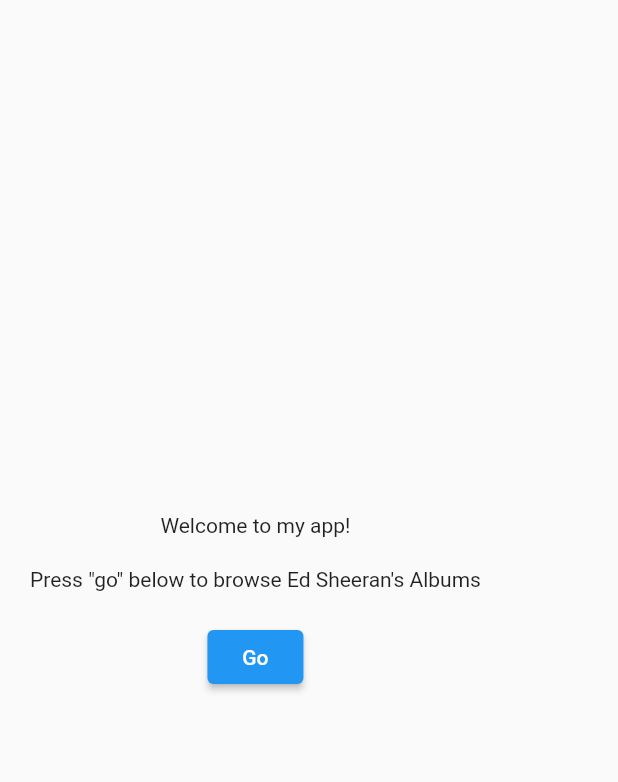
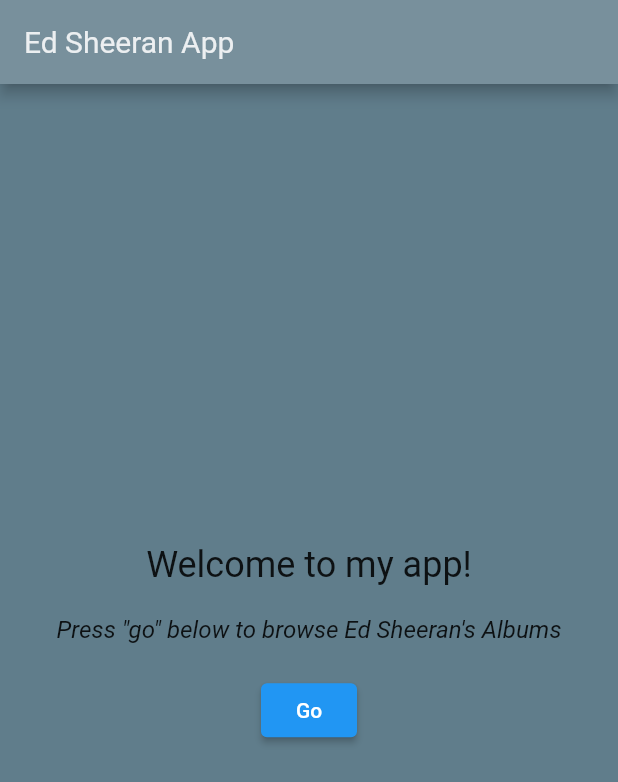
Before and after one commit to brettlaws/sheeran, a Flutter app: the screen it shows after launch, on a phone screen of 412 x 824 dp. Shown: the top 782 px of the screen. Run offline on Flutter 3.47's test engine with Material 2 defaults, Android fonts, the light colour scheme and no system bars; our stand-ins replace dio, shared_preferences.

Commit message:
Finishing UI touches

```diff
--- a/lib/main.dart
+++ b/lib/main.dart
@@ -1,6 +1,6 @@
 import 'package:flutter/material.dart';
 import 'package:sheeran/config.dart';
-import 'package:sheeran/mock/test_factory.dart';
+import 'package:sheeran/production_factory.dart';
 
 import 'ui/home.dart';
 
@@ -13,7 +13,7 @@
 
   @override
   Widget build(BuildContext context) {
-    setFactory(IntegrationTestFactory());
+    setFactory(ProductionFactory());
     return MaterialApp(
       title: 'Sheeran Albums',
       theme: ThemeData(
--- a/lib/ui/home.dart
+++ b/lib/ui/home.dart
@@ -1,5 +1,6 @@
 import 'package:flutter/material.dart';
 import 'package:flutter/widgets.dart';
+import 'package:sheeran/arch/album.dart';
 import 'package:sheeran/config.dart';
 
 import 'albums_page.dart';
@@ -11,19 +12,39 @@
   @override
   Widget build(BuildContext context) {
     return Scaffold(
+      appBar: AppBar(
+        titleTextStyle: TextStyle(
+          color: Colors.blueGrey[50],
+          fontSize: 20,
+        ),
+        backgroundColor: Colors.blueGrey[400],
+        title: const Text('Ed Sheeran App'),
+      ),
+      backgroundColor: Colors.blueGrey,
       body: Container(
+        alignment: Alignment.center,
         padding: const EdgeInsets.symmetric(vertical: 30, horizontal: 20),
         child: Column(
           mainAxisAlignment: MainAxisAlignment.center,
           children: Space.spaceBetween([
-            const Text('Welcome to my app!'),
-            const Text('Press "go" below to browse Ed Sheeran\'s Albums'),
+            const Text(
+              'Welcome to my app!',
+              style: TextStyle(
+                fontSize: 24,
+              ),
+            ),
+            const Text(
+              'Press "go" below to browse Ed Sheeran\'s Albums',
+              style: TextStyle(
+                fontSize: 16,
+                fontStyle: FontStyle.italic,
+              ),
+            ),
             ElevatedButton(
                 key: const Key('Go button'),
-                onPressed: () async {
-                  final albums = await abstractFactory.apiAgent.fetchAlbums();
-                  Navigator.of(context).push(MaterialPageRoute(
-                      builder: (c) => AlbumsPage(albums ?? [])));
+                onPressed: () {
+                  Navigator.of(context)
+                      .push(MaterialPageRoute(builder: (c) => AlbumsPage()));
                 },
                 child: const Text('Go')),
           ], const EdgeInsets.only(bottom: 20)),
```
Also changed, not shown: lib/imp/itunes_album_builder.dart (+10 -0 lines), lib/ui/album_tile.dart (+30 -9 lines), lib/ui/albums_page.dart (+36 -14 lines), 1 other file.
